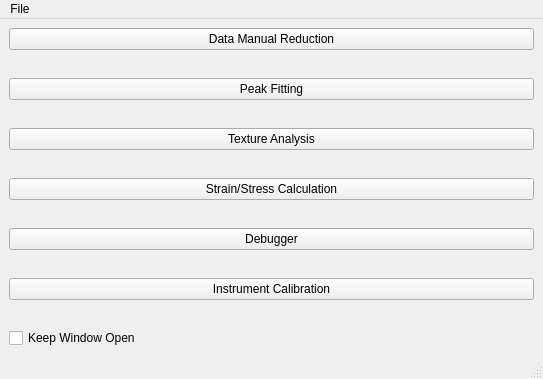
First picture: the form in designer/pyrsmain.ui, repository neutrons/PyRS, before the edit.
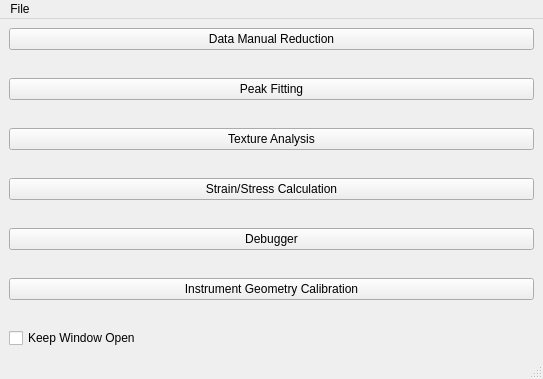
Second picture: the form after the edit.

Commit message: Refs #49 and #32. Improved calibration UI and reduction script.

Diff of the .ui file:
```diff
--- a/designer/pyrsmain.ui
+++ b/designer/pyrsmain.ui
@@ -143,7 +143,7 @@
     <item row="10" column="0">
      <widget class="QPushButton" name="pushButton_calibration">
       <property name="text">
-       <string>Instrument Calibration</string>
+       <string>Instrument Geometry Calibration</string>
       </property>
      </widget>
     </item>
```
The commit also changes 5 other files.
